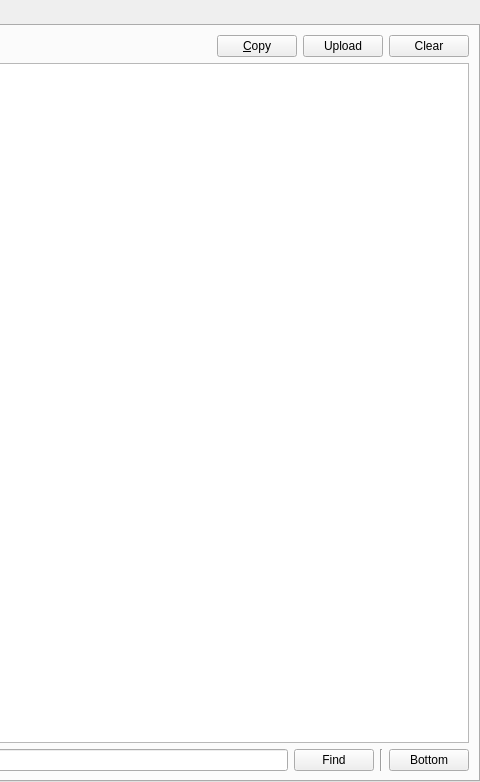
Before: the Qt Designer form application/pages/LogPage.ui in FreesmTeam/FreesmLauncher, drawn with Qt 5; both pictures show x 345 to 825 and y 0 to 782 of the 825 by 782 pixel window.
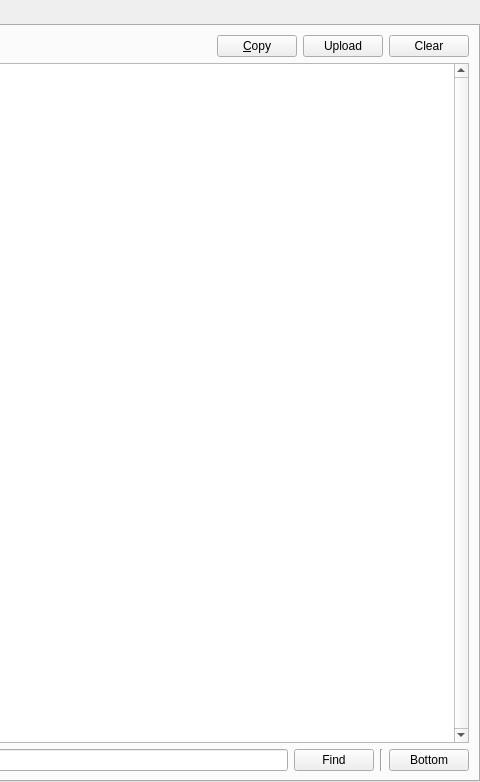
After: the same form once the commit is applied.

Diff of the .ui file:
```diff
--- a/application/pages/LogPage.ui
+++ b/application/pages/LogPage.ui
@@ -33,25 +33,6 @@
        <string notr="true">Tab 1</string>
       </attribute>
       <layout class="QGridLayout" name="gridLayout">
-       <item row="1" column="0" colspan="5">
-        <widget class="QPlainTextEdit" name="text">
-         <property name="undoRedoEnabled">
-          <bool>false</bool>
-         </property>
-         <property name="readOnly">
-          <bool>true</bool>
-         </property>
-         <property name="plainText">
-          <string notr="true"/>
-         </property>
-         <property name="textInteractionFlags">
-          <set>Qt::LinksAccessibleByKeyboard|Qt::LinksAccessibleByMouse|Qt::TextBrowserInteraction|Qt::TextSelectableByKeyboard|Qt::TextSelectableByMouse</set>
-         </property>
-         <property name="centerOnScroll">
-          <bool>false</bool>
-         </property>
-        </widget>
-       </item>
        <item row="0" column="0" colspan="5">
         <layout class="QHBoxLayout" name="horizontalLayout">
          <item>
@@ -153,6 +134,34 @@
          </property>
         </widget>
        </item>
+       <item row="1" column="0" colspan="5">
+        <widget class="QListView" name="textView">
+         <property name="verticalScrollBarPolicy">
+          <enum>Qt::ScrollBarAlwaysOn</enum>
+         </property>
+         <property name="horizontalScrollBarPolicy">
+          <enum>Qt::ScrollBarAlwaysOff</enum>
+         </property>
+         <property name="showDropIndicator" stdset="0">
+          <bool>false</bool>
+         </property>
+         <property name="alternatingRowColors">
+          <bool>true</bool>
+         </property>
+         <property name="selectionMode">
+          <enum>QAbstractItemView::ExtendedSelection</enum>
+         </property>
+         <property name="selectionBehavior">
+          <enum>QAbstractItemView::SelectRows</enum>
+         </property>
+         <property name="verticalScrollMode">
+          <enum>QAbstractItemView::ScrollPerPixel</enum>
+         </property>
+         <property name="wordWrap">
+          <bool>true</bool>
+         </property>
+        </widget>
+       </item>
       </layout>
      </widget>
     </widget>
```
Left out of the diff: 1 changed line with no effect on the pictures.
